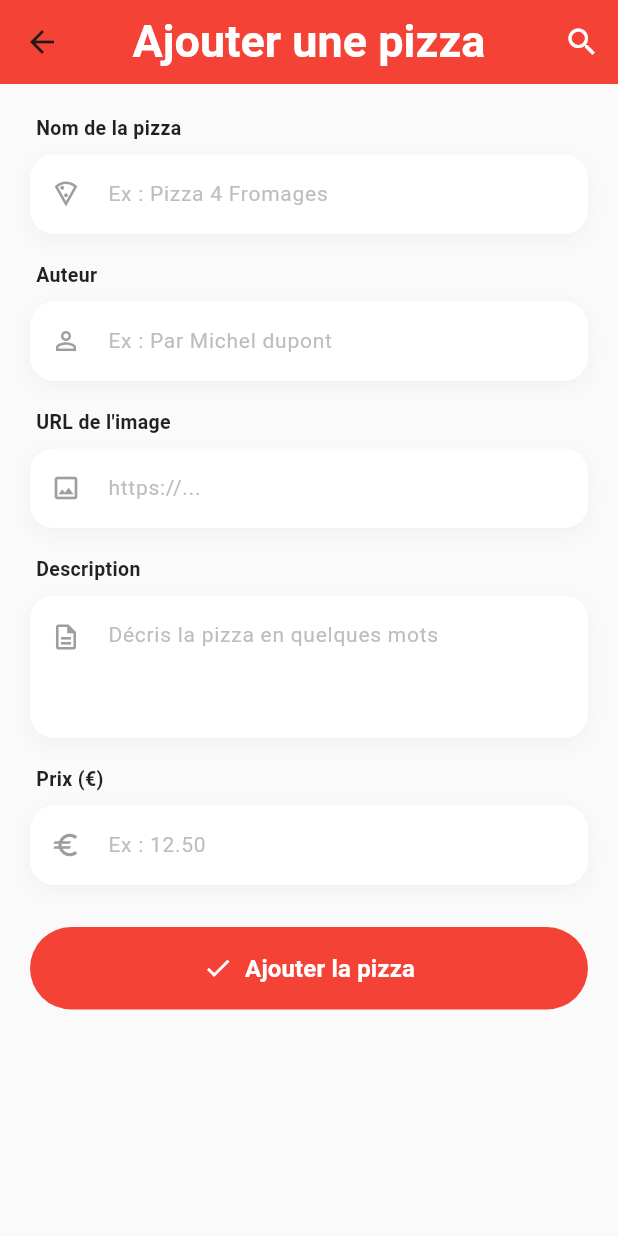
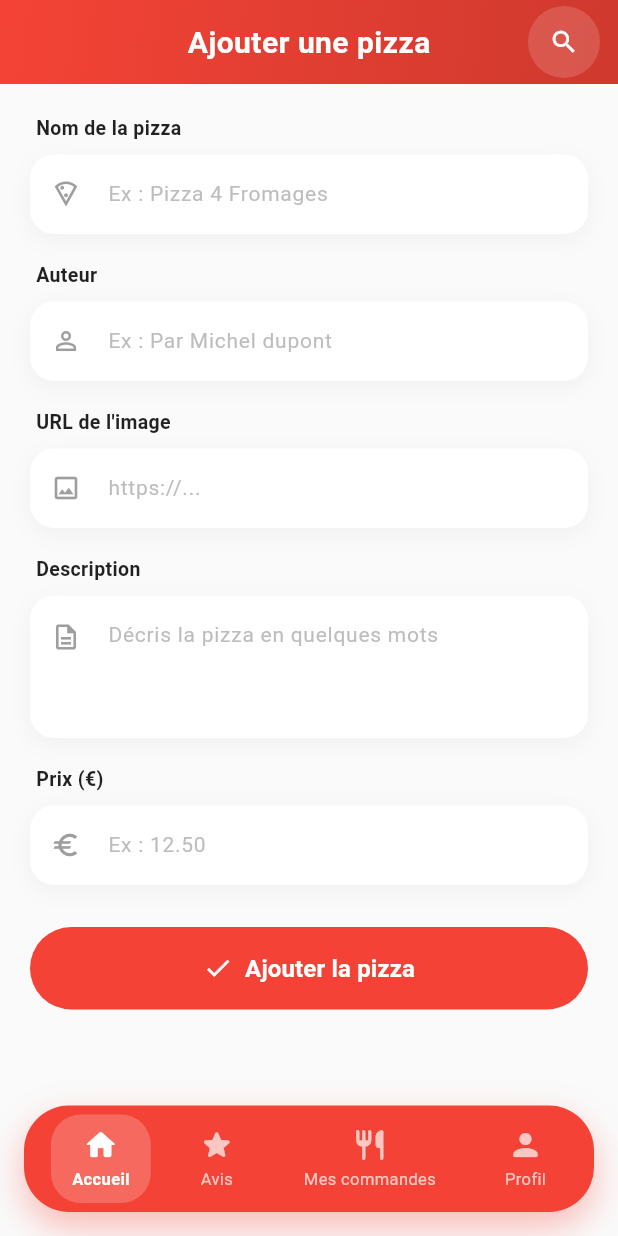
Before and after one commit to exauce21/archi_pizza, a Flutter app: the AjouterPizza screen opened directly, on a phone screen of 412 x 824 dp. Run offline on Flutter 3.47's test engine with Material 3 defaults, Android fonts, the phone set to English and light mode, and no system bars; our stand-ins replace transparent_image; network calls fail.

Commit message:
New update projet

```diff
--- a/lib/accueil.dart
+++ b/lib/accueil.dart
@@ -93,6 +93,7 @@ class _AccueilState extends State<Accueil> {
   Widget build(BuildContext context) {
     return Scaffold(
       backgroundColor: Colors.grey.shade50,
+      appBar: Topbarmenu(title: 'Contactez-nous'),
       bottomNavigationBar: const Bottombarmenu(currentIndex: 0),
       body: SafeArea(
         child: ListView(
--- a/lib/ajouterPizza.dart
+++ b/lib/ajouterPizza.dart
@@ -1,5 +1,6 @@
 import 'package:flutter/material.dart';
 import 'TopBarMenu.dart';
+import 'bottomBarMenu.dart';
 import 'recette.dart';
 
 class AjouterPizza extends StatefulWidget {
@@ -61,6 +62,7 @@ class _AjouterPizzaState extends State<AjouterPizza> {
     return Scaffold(
       backgroundColor: Colors.grey.shade50,
       appBar: Topbarmenu(title: 'Ajouter une pizza'),
+      bottomNavigationBar: const Bottombarmenu(),
       body: Form(
         key: _formKey,
         child: ListView(
--- a/lib/bottomBarMenu.dart
+++ b/lib/bottomBarMenu.dart
@@ -1,3 +1,4 @@
+import 'package:archi_pizza/accueil.dart';
 import 'package:flutter/material.dart';
 import 'package:archi_pizza/recettesListe.dart';
 import 'package:archi_pizza/avisListe.dart';
@@ -18,7 +19,7 @@ class Bottombarmenu extends StatelessWidget {
     late final Widget page;
     switch (index) {
       case 0:
-        page = const RecettesListe();
+        page = const Accueil();
         break;
       case 1:
         page = const AvisListe();
--- a/lib/commandeListe.dart
+++ b/lib/commandeListe.dart
@@ -49,7 +49,7 @@ class _CommandesListeState extends State<CommandesListe> {
     return Scaffold(
       backgroundColor: Colors.grey.shade50,
       appBar: Topbarmenu(title: 'Mes commandes'),
-      bottomNavigationBar: const Bottombarmenu(currentIndex: 0),
+      bottomNavigationBar: const Bottombarmenu(currentIndex: 2),
       body: commandes.isEmpty
           ? Center(
         child: Text(
--- a/lib/topBarMenu.dart
+++ b/lib/topBarMenu.dart
@@ -1,8 +1,7 @@
 import 'package:flutter/material.dart';
 import 'package:archi_pizza/userProfil.dart';
 
-class Topbarmenu extends StatelessWidget implements PreferredSizeWidget{
-
+class Topbarmenu extends StatelessWidget implements PreferredSizeWidget {
   const Topbarmenu({
     super.key,
     required this.title,
@@ -19,27 +18,67 @@ class Topbarmenu extends StatelessWidget implements PreferredSizeWidget{
   @override
   Widget build(BuildContext context) {
     return AppBar(
-      backgroundColor: bgColor,
+      elevation: 0,
       centerTitle: true,
-
+      automaticallyImplyLeading: false,
+      flexibleSpace: Container(
+        decoration: BoxDecoration(
+          gradient: LinearGradient(
+            begin: Alignment.topLeft,
+            end: Alignment.bottomRight,
+            colors: [
+              bgColor,
+              Color.lerp(bgColor, Colors.black, 0.15) ?? bgColor,
+            ],
+          ),
+        ),
+      ),
       title: Text(
         title,
-        style: TextStyle(
+        style: const TextStyle(
           color: Colors.white,
-          fontWeight: FontWeight.bold,
-          fontSize: 30,
+          fontWeight: FontWeight.w700,
+          fontSize: 20,
+          letterSpacing: 0.3,
         ),
       ),
-
       actions: [
-        IconButton(
-          icon: const Icon(Icons.search, color: Colors.white),
+        _AppBarIconButton(
+          icon: Icons.search,
           onPressed: onSearchPressed,
-        )
+        ),
+        const SizedBox(width: 8),
       ],
     );
   }
 
   @override
-  Size get preferredSize => Size.fromHeight(kToolbarHeight);
+  Size get preferredSize => const Size.fromHeight(kToolbarHeight);
 }
+
+class _AppBarIconButton extends StatelessWidget {
+  const _AppBarIconButton({
+    required this.icon,
+    required this.onPressed,
+  });
+
+  final IconData icon;
+  final VoidCallback? onPressed;
+
+  @override
+  Widget build(BuildContext context) {
+    return Padding(
+      padding: const EdgeInsets.symmetric(horizontal: 4),
+      child: Container(
+        decoration: BoxDecoration(
+          color: Colors.white.withOpacity(0.15),
+          shape: BoxShape.circle,
+        ),
+        child: IconButton(
+          icon: Icon(icon, color: Colors.white, size: 20),
+          onPressed: onPressed,
+        ),
+      ),
+    );
+  }
+}
```
